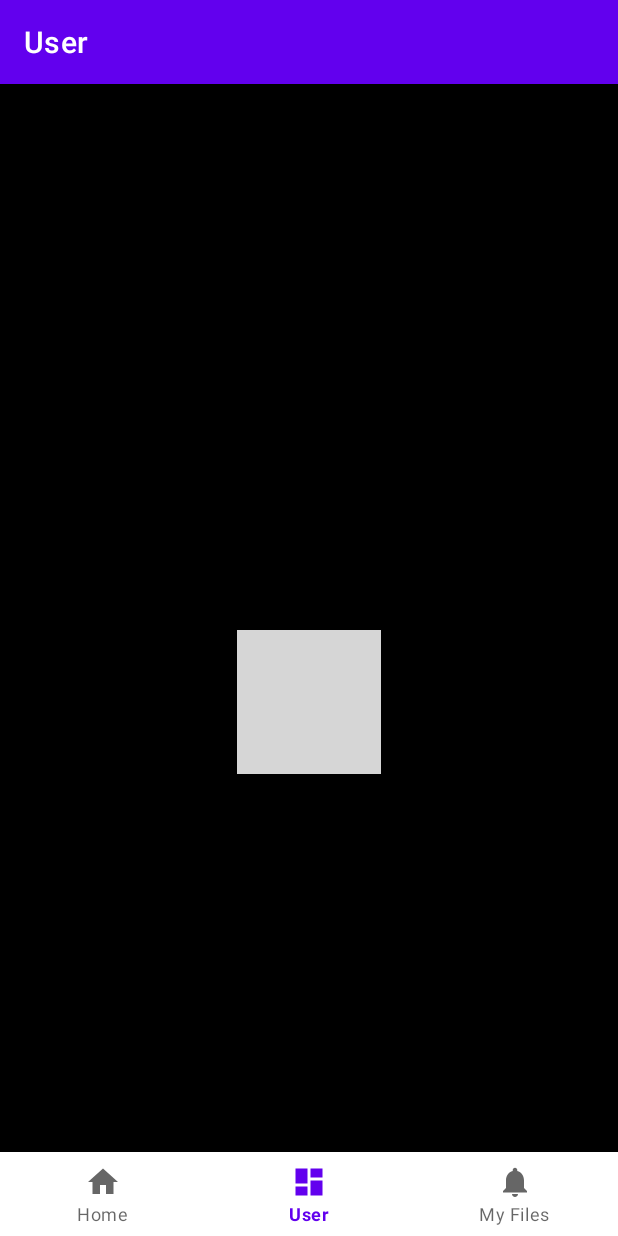
After one commit to JayQKA2/DropBoxUI, an Android app: the UserFragment screen opened through its navigation route, on a phone screen of 412 x 824 dp. The commit adds this screen. Run offline under Robolectric (Android 15) with nearby library versions, the phone set to English and light mode, and no system bars; our stand-ins replace navigation-ui; grey boxes are pictures that could not be loaded.

Commit message:
add user

```diff
--- a/app/src/main/java/vn/edu/usth/dropboxui/MainActivity.java
+++ b/app/src/main/java/vn/edu/usth/dropboxui/MainActivity.java
@@ -25,7 +25,7 @@
 
             BottomNavigationView navView = findViewById(R.id.nav_view);
             AppBarConfiguration appBarConfiguration = new AppBarConfiguration.Builder(
-                    R.id.navigation_home, R.id.navigation_dashboard, R.id.navigation_my_files)
+                    R.id.navigation_home, R.id.navigation_user, R.id.navigation_my_files)
                     .build();
             NavController navController = Navigation.findNavController(this, R.id.nav_host_fragment_activity_main);
             NavigationUI.setupActionBarWithNavController(this, navController, appBarConfiguration);
--- /dev/null
+++ b/app/src/main/java/vn/edu/usth/dropboxui/ui/user/UserFragment.java
@@ -0,0 +1,27 @@
+package vn.edu.usth.dropboxui.ui.user;
+
+import android.os.Bundle;
+import android.view.LayoutInflater;
+import android.view.View;
+import android.view.ViewGroup;
+import android.widget.TextView;
+
+import androidx.annotation.NonNull;
+import androidx.fragment.app.Fragment;
+import androidx.lifecycle.ViewModelProvider;
+
+import vn.edu.usth.dropboxui.R;
+import vn.edu.usth.dropboxui.databinding.FragmentUserBinding;
+
+public class UserFragment extends Fragment {
+
+    private FragmentUserBinding binding;
+
+
+    @Override
+    public View onCreateView(@NonNull LayoutInflater inflater,
+                             ViewGroup container, Bundle savedInstanceState) {
+        View root = inflater.inflate(R.layout.fragment_user, container, false);
+        return root;
+    }
+}
--- a/app/src/main/res/layout/fragment_dashboard.xml
+++ b/app/src/main/res/layout/fragment_user.xml
@@ -4,11 +4,10 @@
     xmlns:tools="http://schemas.android.com/tools"
     android:layout_width="match_parent"
     android:layout_height="match_parent"
-    tools:context=".ui.dashboard.DashboardFragment"
-    android:paddingTop="?attr/actionBarSize">
+    tools:context=".ui.user.UserFragment">
 
     <TextView
-        android:id="@+id/text_dashboard"
+        android:id="@+id/text_user"
         android:layout_width="match_parent"
         android:layout_height="wrap_content"
         android:layout_marginStart="8dp"
@@ -16,8 +15,22 @@
         android:layout_marginEnd="8dp"
         android:textAlignment="center"
         android:textSize="20sp"
+        app:layout_constraintBottom_toTopOf="@+id/imageView"
+        app:layout_constraintEnd_toEndOf="parent"
+        app:layout_constraintHorizontal_bias="0.5"
+        app:layout_constraintStart_toStartOf="parent"
+        app:layout_constraintTop_toBottomOf="@+id/imageView"
+        app:layout_constraintVertical_bias="0.5" />
+
+    <ImageView
+        android:id="@+id/imageView"
+        android:layout_width="wrap_content"
+        android:layout_height="wrap_content"
+        android:src="@drawable/audio"
         app:layout_constraintBottom_toBottomOf="parent"
         app:layout_constraintEnd_toEndOf="parent"
+        app:layout_constraintHorizontal_bias="0.5"
         app:layout_constraintStart_toStartOf="parent"
-        app:layout_constraintTop_toTopOf="parent" />
+        app:layout_constraintTop_toTopOf="parent"
+        app:layout_constraintVertical_bias="0.5" />
 </androidx.constraintlayout.widget.ConstraintLayout>
--- a/app/src/main/res/menu/bottom_nav_menu.xml
+++ b/app/src/main/res/menu/bottom_nav_menu.xml
@@ -7,9 +7,9 @@
         android:title="@string/title_home" />
 
     <item
-        android:id="@+id/navigation_dashboard"
+        android:id="@+id/navigation_user"
         android:icon="@drawable/ic_dashboard_black_24dp"
-        android:title="@string/title_dashboard" />
+        android:title="User" />
 
     <item
         android:id="@+id/navigation_my_files"
--- a/app/src/main/res/navigation/mobile_navigation.xml
+++ b/app/src/main/res/navigation/mobile_navigation.xml
@@ -11,11 +11,7 @@
         android:label="@string/title_home"
         tools:layout="@layout/fragment_home" />
 
-    <fragment
-        android:id="@+id/navigation_dashboard"
-        android:name="vn.edu.usth.dropboxui.ui.dashboard.DashboardFragment"
-        android:label="@string/title_dashboard"
-        tools:layout="@layout/fragment_dashboard" />
+
     <fragment
         android:id="@+id/navigation_my_files"
         android:name="vn.edu.usth.dropboxui.ui.myfile.MyFileFragment"
@@ -30,5 +26,25 @@
         android:name="vn.edu.usth.dropboxui.ui.myfile.StorageFragment"
         android:label="@string/title_storage"
         tools:layout="@layout/fragment_storage" />
+    <fragment
+        android:id="@+id/navigation_user"
+        android:name="vn.edu.usth.dropboxui.ui.user.UserFragment"
+        android:label="User"
+        tools:layout="@layout/fragment_user" />
+    <activity
+        android:id="@+id/loginActivity"
+        android:name="vn.edu.usth.dropboxui.LoginActivity"
+        android:label="activity_login"
+        tools:layout="@layout/activity_login" />
+    <activity
+        android:id="@+id/signInActivity"
+        android:name="vn.edu.usth.dropboxui.SignInActivity"
+        android:label="activity_sign_in"
+        tools:layout="@layout/activity_sign_in" />
+    <activity
+        android:id="@+id/mainActivity"
+        android:name="vn.edu.usth.dropboxui.MainActivity"
+        android:label="fragment_my_file"
+        tools:layout="@layout/fragment_my_file" />
 
 </navigation>
--- a/app/src/main/res/values/strings.xml
+++ b/app/src/main/res/values/strings.xml
@@ -1,7 +1,7 @@
 <resources>
     <string name="app_name">DropBoxUI</string>
     <string name="title_home">Home</string>
-    <string name="title_dashboard">Dashboard</string>
+    <string name="title_dashboard">User</string>
     <string name="title_notifications">Notifications</string>
     <string name="welcome">Take your stuff \n anywhere</string>
     <string name="sign_in_with_google">Sign in with Google</string>
```
Also changed, not shown: app/src/main/java/vn/edu/usth/dropboxui/ui/dashboard/DashboardFragment.java (deleted, +0 -37 lines), app/src/main/java/vn/edu/usth/dropboxui/ui/dashboard/DashboardViewModel.java (deleted, +0 -19 lines).
